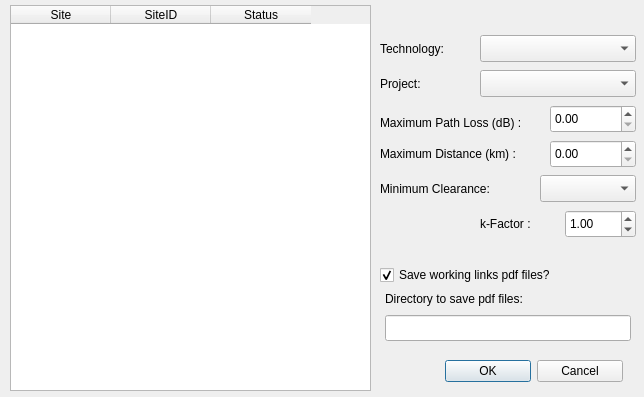
The window that Interface/ConfirmMultiLink.ui (brotherdust/qrap) describes before a commit, drawn with Qt 5.
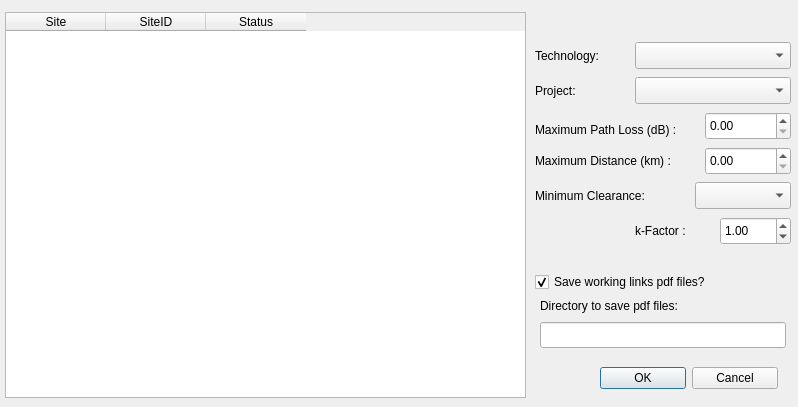
The same window after the commit. Icons and pictures are not drawn.

The edit to the form file:
```diff
--- a/Interface/ConfirmMultiLink.ui
+++ b/Interface/ConfirmMultiLink.ui
@@ -6,8 +6,8 @@
    <rect>
     <x>0</x>
     <y>0</y>
-    <width>644</width>
-    <height>397</height>
+    <width>798</width>
+    <height>407</height>
    </rect>
   </property>
   <property name="windowTitle">
@@ -20,8 +20,8 @@
   <widget class="QWidget" name="gridLayout_2">
    <property name="geometry">
     <rect>
-     <x>445</x>
-     <y>353</y>
+     <x>600</x>
+     <y>360</y>
      <width>178</width>
      <height>36</height>
     </rect>
@@ -46,9 +46,9 @@
   <widget class="QTableWidget" name="tableInstallations">
    <property name="geometry">
     <rect>
-     <x>10</x>
-     <y>5</y>
-     <width>361</width>
+     <x>5</x>
+     <y>12</y>
+     <width>521</width>
      <height>386</height>
     </rect>
    </property>
@@ -71,8 +71,8 @@
   <widget class="QLabel" name="lblTechnology">
    <property name="geometry">
     <rect>
-     <x>380</x>
-     <y>35</y>
+     <x>535</x>
+     <y>42</y>
      <width>81</width>
      <height>27</height>
     </rect>
@@ -84,8 +84,8 @@
   <widget class="QComboBox" name="cbMinClear">
    <property name="geometry">
     <rect>
-     <x>540</x>
-     <y>175</y>
+     <x>695</x>
+     <y>182</y>
      <width>96</width>
      <height>27</height>
     </rect>
@@ -97,8 +97,8 @@
   <widget class="QLabel" name="lblMaxPath">
    <property name="geometry">
     <rect>
-     <x>380</x>
-     <y>115</y>
+     <x>535</x>
+     <y>122</y>
      <width>171</width>
      <height>16</height>
     </rect>
@@ -110,8 +110,8 @@
   <widget class="QComboBox" name="cbTechnology">
    <property name="geometry">
     <rect>
-     <x>480</x>
-     <y>35</y>
+     <x>635</x>
+     <y>42</y>
      <width>156</width>
      <height>27</height>
     </rect>
@@ -123,8 +123,8 @@
   <widget class="QLabel" name="lblMinClear">
    <property name="geometry">
     <rect>
-     <x>380</x>
-     <y>175</y>
+     <x>535</x>
+     <y>182</y>
      <width>136</width>
      <height>27</height>
     </rect>
@@ -136,8 +136,8 @@
   <widget class="QDoubleSpinBox" name="dsbMaxPath">
    <property name="geometry">
     <rect>
-     <x>550</x>
-     <y>105</y>
+     <x>705</x>
+     <y>112</y>
      <width>86</width>
      <height>28</height>
     </rect>
@@ -149,8 +149,8 @@
   <widget class="QLabel" name="lblMaxDist">
    <property name="geometry">
     <rect>
-     <x>380</x>
-     <y>140</y>
+     <x>535</x>
+     <y>147</y>
      <width>171</width>
      <height>27</height>
     </rect>
@@ -162,8 +162,8 @@
   <widget class="QDoubleSpinBox" name="dsbMaxDist">
    <property name="geometry">
     <rect>
-     <x>550</x>
-     <y>140</y>
+     <x>705</x>
+     <y>147</y>
      <width>86</width>
      <height>28</height>
     </rect>
@@ -175,8 +175,8 @@
   <widget class="QLabel" name="lblProject">
    <property name="geometry">
     <rect>
-     <x>380</x>
-     <y>70</y>
+     <x>535</x>
+     <y>77</y>
      <width>76</width>
      <height>27</height>
     </rect>
@@ -188,8 +188,8 @@
   <widget class="QComboBox" name="cbProject">
    <property name="geometry">
     <rect>
-     <x>480</x>
-     <y>70</y>
+     <x>635</x>
+     <y>77</y>
      <width>156</width>
      <height>27</height>
     </rect>
@@ -201,8 +201,8 @@
   <widget class="QDoubleSpinBox" name="dsbKfactor">
    <property name="geometry">
     <rect>
-     <x>565</x>
-     <y>210</y>
+     <x>720</x>
+     <y>217</y>
      <width>71</width>
      <height>28</height>
     </rect>
@@ -223,8 +223,8 @@
   <widget class="QLabel" name="lblKfactor">
    <property name="geometry">
     <rect>
-     <x>480</x>
-     <y>210</y>
+     <x>635</x>
+     <y>217</y>
      <width>61</width>
      <height>27</height>
     </rect>
@@ -236,8 +236,8 @@
   <widget class="QCheckBox" name="checkBox">
    <property name="geometry">
     <rect>
-     <x>380</x>
-     <y>267</y>
+     <x>535</x>
+     <y>274</y>
      <width>221</width>
      <height>16</height>
     </rect>
@@ -252,8 +252,8 @@
   <widget class="QLineEdit" name="lineEdit">
    <property name="geometry">
     <rect>
-     <x>385</x>
-     <y>315</y>
+     <x>540</x>
+     <y>322</y>
      <width>246</width>
      <height>26</height>
     </rect>
@@ -262,8 +262,8 @@
   <widget class="QLabel" name="lblPath">
    <property name="geometry">
     <rect>
-     <x>385</x>
-     <y>290</y>
+     <x>540</x>
+     <y>297</y>
      <width>181</width>
      <height>18</height>
     </rect>
```
Left out of the diff: 2 changed lines with no effect on the pictures.
